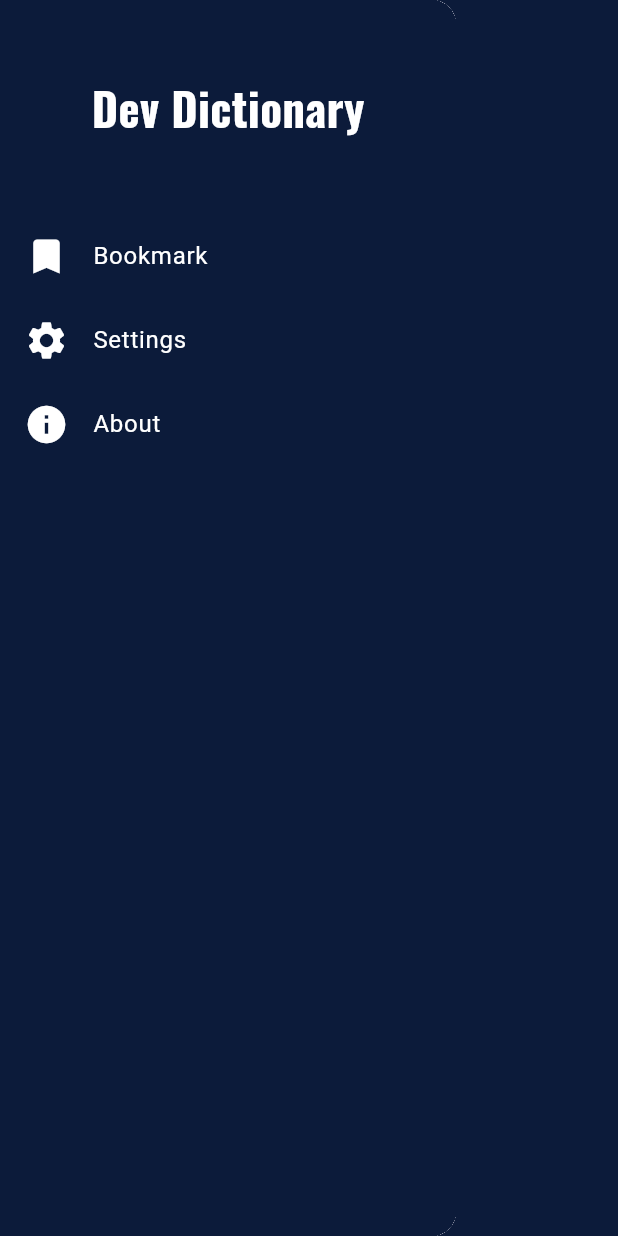
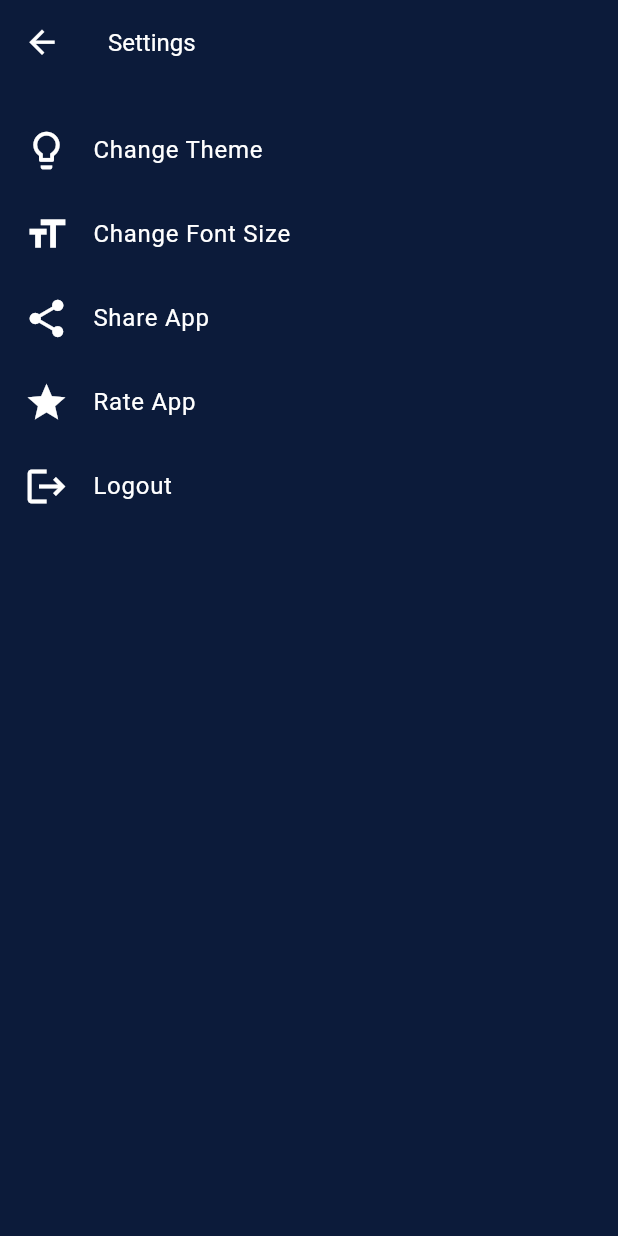
Before and after one commit to tusharhow/dev-dictionary, a Flutter app: the DrawerWidget widget shown alone on an empty page, opened directly, after a tap on "Settings", on a phone screen of 412 x 824 dp. Run offline on Flutter 3.47's test engine with Material 2 defaults, Android fonts, the phone set to English and light mode, and no system bars; our stand-ins replace get, google_fonts, shared_preferences; missing offline and left inert: flutter_share; accounts and stored records are empty; network calls fail.

Commit message:
font size change, theme change add

```diff
--- a/lib/main.dart
+++ b/lib/main.dart
@@ -1,4 +1,5 @@
 import 'package:dev_dictionary/constants.dart';
+import 'package:dev_dictionary/src/controllers/word_data_controller.dart';
 import 'package:flutter/material.dart';
 import 'package:get/get.dart';
 import 'src/views/home_page/homepage.dart';
@@ -11,14 +12,13 @@ class MyApp extends StatelessWidget {
   const MyApp({Key? key}) : super(key: key);
   @override
   Widget build(BuildContext context) {
+    final theme = Get.put(WordDataController());
     return GetMaterialApp(
       debugShowCheckedModeBanner: false,
       title: 'Flutter Demo',
-      theme: ThemeData(
-        useMaterial3: true,
-        primarySwatch: Colors.blue,
-        scaffoldBackgroundColor: bgColor,
-      ),
+      theme: theme.isDarkMode.value
+          ? ThemeData.dark(useMaterial3: true)
+          : ThemeData.light(useMaterial3: true),
       home: MyHomePage(),
     );
   }
--- a/lib/src/components/drawer_widget.dart
+++ b/lib/src/components/drawer_widget.dart
@@ -1,3 +1,4 @@
+import 'package:dev_dictionary/src/views/settings/settings_screen.dart';
 import 'package:flutter/material.dart';
 import 'package:get/get.dart';
 import 'package:google_fonts/google_fonts.dart';
@@ -46,7 +47,9 @@ class DrawerWidget extends StatelessWidget {
             ),
           ),
           ListTile(
-            onTap: () {},
+            onTap: () {
+              Get.to(() => const SettingsScreen());
+            },
             leading: const Icon(
               Icons.settings,
               color: Colors.white,
@@ -63,12 +66,27 @@ class DrawerWidget extends StatelessWidget {
           ListTile(
             onTap: () {},
             leading: const Icon(
-              Icons.info,
+              Icons.info_outline,
               color: Colors.white,
               size: 30,
             ),
             title: const Text(
-              'About',
+              'About Us',
+              style: TextStyle(
+                color: Colors.white,
+                fontSize: defaultPadding,
+              ),
+            ),
+          ),
+          ListTile(
+            onTap: () {},
+            leading: const Icon(
+              Icons.contact_mail,
+              color: Colors.white,
+              size: 30,
+            ),
+            title: const Text(
+              'Contact Us',
               style: TextStyle(
                 color: Colors.white,
                 fontSize: defaultPadding,
--- a/lib/src/components/search_result_widget.dart
+++ b/lib/src/components/search_result_widget.dart
@@ -1,7 +1,7 @@
 import 'package:dev_dictionary/src/views/detail/detail_screen.dart';
 import 'package:flutter/material.dart';
 import 'package:get/get.dart';
-import '../controllers/word_data.dart';
+import '../controllers/word_data_controller.dart';
 
 class SearchResultWidget extends StatelessWidget {
   const SearchResultWidget({Key? key}) : super(key: key);
--- a/lib/src/views/bookmark/bookmark_screen.dart
+++ b/lib/src/views/bookmark/bookmark_screen.dart
@@ -1,4 +1,4 @@
-import 'package:dev_dictionary/src/controllers/word_data.dart';
+import 'package:dev_dictionary/src/controllers/word_data_controller.dart';
 import 'package:flutter/material.dart';
 import 'package:get/get.dart';
 
--- /dev/null
+++ b/lib/src/views/settings/settings_screen.dart
@@ -0,0 +1,237 @@
+import 'package:dev_dictionary/src/controllers/word_data_controller.dart';
+import 'package:flutter/material.dart';
+import 'package:get/get.dart';
+import 'package:google_fonts/google_fonts.dart';
+
+import '../../../constants.dart';
+import '../../components/popup_widget.dart';
+
+class SettingsScreen extends StatelessWidget {
+  const SettingsScreen({Key? key}) : super(key: key);
+
+  @override
+  Widget build(BuildContext context) {
+    return GetBuilder<WordDataController>(
+        init: WordDataController(),
+        builder: (controller) {
+          return Scaffold(
+            backgroundColor:
+                controller.isDarkMode.value ? Colors.white : bgColor,
+            appBar: AppBar(
+              backgroundColor:
+                  controller.isDarkMode.value ? Colors.white : bgColor,
+              elevation: 0,
+              leading: IconButton(
+                onPressed: () {
+                  Navigator.pop(context);
+                },
+                icon: Icon(
+                  Icons.arrow_back,
+                  color:
+                      controller.isDarkMode.value ? Colors.black : Colors.white,
+                  size: 25,
+                ),
+              ),
+              title: Text(
+                'Settings',
+                style: TextStyle(
+                  color:
+                      controller.isDarkMode.value ? Colors.black : Colors.white,
+                  fontSize: controller.fontSize.value,
+                ),
+              ),
+            ),
+            body: GetBuilder<WordDataController>(
+                init: WordDataController(),
+                builder: (controller) {
+                  return Column(
+                    children: [
+                      const SizedBox(height: defaultPadding),
+                      ListTile(
+                        onTap: () {
+                          //  controller.changeTheme();
+                          // change theme dialog
+                          showDialog(
+                            context: context,
+                            builder: (BuildContext context) =>
+                                changeThemePopupDialog(context),
+                          );
+                        },
+                        leading: Icon(
+                          Icons.lightbulb_outline,
+                          color: controller.isDarkMode.value
+                              ? Colors.black
+                              : Colors.white,
+                          size: 30,
+                        ),
+                        title: Text(
+                          'Change Theme',
+                          style: TextStyle(
+                            color: controller.isDarkMode.value
+                                ? Colors.black
+                                : Colors.white,
+                            fontSize: controller.fontSize.value,
+                          ),
+                        ),
+                      ),
+                      ListTile(
+                        onTap: () {
+                          showDialog(
+                            context: context,
+                            builder: (BuildContext context) =>
+                                buildPopupDialog(context),
+                          );
+                        },
+                        leading: Icon(
+                          Icons.format_size,
+                          color: controller.isDarkMode.value
+                              ? Colors.black
+                              : Colors.white,
+                          size: 30,
+                        ),
+                        title: Text(
+                          'Change Font Size',
+                          style: TextStyle(
+                            color: controller.isDarkMode.value
+                                ? Colors.black
+                                : Colors.white,
+                            fontSize: controller.fontSize.value,
+                          ),
+                        ),
+                      ),
+                      ListTile(
+                        onTap: () {},
+                        leading: Icon(
+                          Icons.share,
+                          color: controller.isDarkMode.value
+                              ? Colors.black
+                              : Colors.white,
+                          size: 30,
+                        ),
+                        title: Text(
+                          'Share App',
+                          style: TextStyle(
+                            color: controller.isDarkMode.value
+                                ? Colors.black
+                                : Colors.white,
+                            fontSize: controller.fontSize.value,
+                          ),
+                        ),
+                      ),
+                      ListTile(
+                        onTap: () {},
+                        leading: Icon(
+                          Icons.star,
+                          color: controller.isDarkMode.value
+                              ? Colors.black
+                              : Colors.white,
+                          size: 30,
+                        ),
+                        title: Text(
+                          'Rate App',
+                          style: TextStyle(
+                            color: controller.isDarkMode.value
+                                ? Colors.black
+                                : Colors.white,
+                            fontSize: controller.fontSize.value,
+                          ),
+                        ),
+                      ),
+                      ListTile(
+                        onTap: () {},
+                        leading: Icon(
+                          Icons.logout,
+                          color: controller.isDarkMode.value
+                              ? Colors.black
+                              : Colors.white,
+                          size: 30,
+                        ),
+                        title: Text(
+                          'Logout',
+                          style: TextStyle(
+                            color: controller.isDarkMode.value
+                                ? Colors.black
+                                : Colors.white,
+                            fontSize: controller.fontSize.value,
+                          ),
+                        ),
+                      ),
+                    ],
+                  );
+                }),
+          );
+        });
+  }
+
+  Widget changeThemePopupDialog(BuildContext context) {
+    return GetBuilder<WordDataController>(
+        init: WordDataController(),
+        builder: (controller) {
+          return AlertDialog(
+            backgroundColor:
+                controller.isDarkMode.value ? Colors.white : bgColor,
+            title: Text(
+              'Change Theme',
+              style: TextStyle(
+                color:
+                    controller.isDarkMode.value ? Colors.black : Colors.white,
+                fontSize: controller.fontSize.value,
+              ),
+            ),
+            content: Column(
+              mainAxisSize: MainAxisSize.min,
+              children: [
+                ListTile(
+                  onTap: () {
+                    controller.isDarkMode.value == true
+                        ? controller.changeTheme()
+                        : null;
+                    Navigator.pop(context);
+                  },
+                  leading: Icon(
+                    Icons.lightbulb_outline,
+                    color: controller.isDarkMode.value
+                        ? Colors.black
+                        : Colors.white,
+                    size: 30,
+                  ),
+                  title: Text(
+                    'Dark Mode',
+                    style: TextStyle(
+                      color: controller.isDarkMode.value
+                          ? Colors.black
+                          : Colors.white,
+                      fontSize: controller.fontSize.value,
+                    ),
+                  ),
+                ),
+                ListTile(
+                  onTap: () {
+                    controller.isDarkMode.value == false
+                        ? controller.changeTheme()
+                        : null;
+                    Navigator.pop(context);
+                  },
+                  leading: Icon(
+                    Icons.lightbulb_outline,
+                    color: controller.isDarkMode.value
+                        ? Colors.black
+                        : Colors.white,
+                    size: 30,
+                  ),
+                  title: Text(
+                    'Light Mode',
+                    style: TextStyle(
+                      color: controller.isDarkMode.value
+                          ? Colors.black
+                          : Colors.white,
+                      fontSize: controller.fontSize.value,
+                    ),
+                  ),
+                ),
+              ],
+            ),
+          );
+        });
+  }
+}
```
Also changed, not shown: lib/src/components/home_list_view_item.dart (+9 -5 lines), lib/src/components/popup_widget.dart (added, +45 -0 lines), lib/src/components/search_bar_widget.dart (+11 -4 lines), lib/src/controllers/word_data_controller.dart (renamed from lib/src/controllers/word_data.dart, +38 -1 lines), lib/src/views/detail/detail_screen.dart (+35 -20 lines), lib/src/views/home_page/homepage.dart (+22 -18 lines), pubspec.yaml (+4 -3 lines), assets/icons/menu.png (added), 1 other file.
